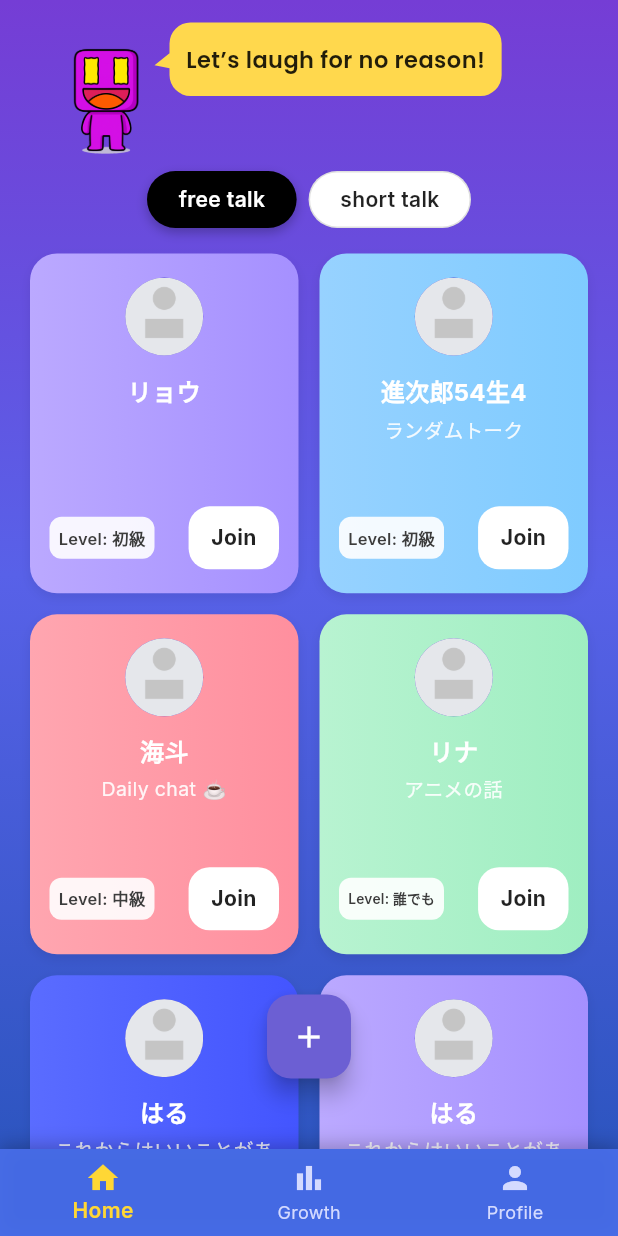
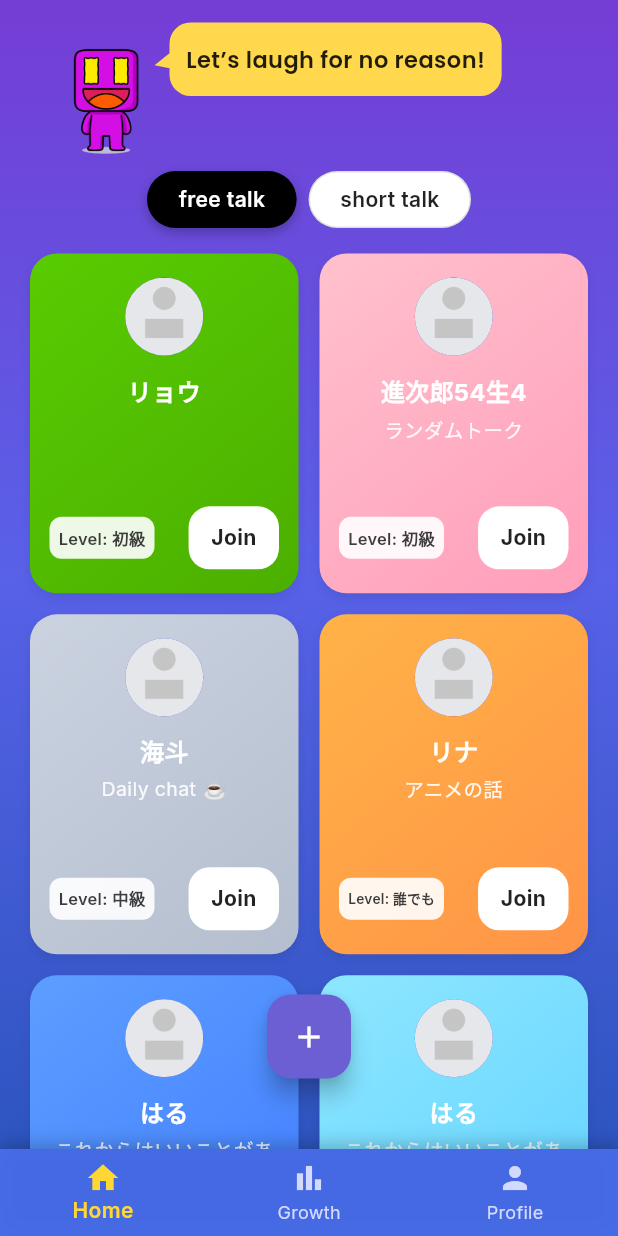
Before and after one commit to joshua20050107-pixel/hozonsuruapuri_english-conversation, a Flutter app: the screen it shows after launch, on a phone screen of 412 x 824 dp. Run offline on Flutter 3.47's test engine with Material 3 defaults, Android fonts, the phone set to English and light mode, and no system bars; our stand-ins replace flutter_riverpod, google_fonts.

Commit message:
色更新

```diff
--- a/lib/components/talk_card_grid.dart
+++ b/lib/components/talk_card_grid.dart
@@ -4,8 +4,10 @@ import '../theme/talkin_colors.dart';
 import 'package:google_fonts/google_fonts.dart';
 
 LinearGradient getGradientForIndex(int index) {
-  final row = index ~/ 2; // ← 2列グリッドの場合
-  final gradientIndex = (row + index) % TalkinColors.gradients.length;
+  final column = index % 2; // 列番号（2列前提）
+  final row = index ~/ 2;
+  final gradientIndex =
+      (index * 3 + row + column) % TalkinColors.gradients.length;
   return TalkinColors.gradients[gradientIndex];
 }
 
--- a/lib/theme/talkin_colors.dart
+++ b/lib/theme/talkin_colors.dart
@@ -35,30 +35,60 @@ class TalkinColors {
 
 class TalkinPalettes {
   static const dreamPop = [
-    // 💜 パープル系：背景と馴染みつつ少し光る
-    LinearGradient(colors: [Color(0xFFBBA9FF), Color(0xFFA590FF)]),
-
-    // 🩵 スカイブルー系：安心感と清潔感
-    LinearGradient(colors: [Color(0xFF97D2FF), Color(0xFF7FCBFF)]),
-
-    // 💛 イエロー：差し色、注目カードに最適
+    // 🟢 1. Duo Green — 主役・安心・行動促進
     LinearGradient(
-      colors: [
-        Color.fromARGB(255, 252, 217, 80),
-        Color.fromARGB(255, 251, 204, 36),
-      ],
+      colors: [Color(0xFF58CC02), Color(0xFF4CAF00)],
+      begin: Alignment.topLeft,
+      end: Alignment.bottomRight,
     ),
 
-    // ❤️ コーラルピンク：優しさと活気を両立
-    LinearGradient(colors: [Color(0xFFFFA6B0), Color(0xFFFF8F9E)]),
+    // 💛 2. Sunny Yellow — 楽観・フレンドリー・初心者歓迎
+    LinearGradient(
+      colors: [Color(0xFFFFE44D), Color(0xFFFFD93D)],
+      begin: Alignment.topLeft,
+      end: Alignment.bottomRight,
+    ),
 
-    // 💚 ミントグリーン：落ち着き＋新鮮さ
-    LinearGradient(colors: [Color(0xFFB8F3D1), Color(0xFF9FEEC1)]),
+    // 🩵 3. Sky Blue — 知的・清潔・誠実
+    LinearGradient(
+      colors: [Color(0xFF8EE7FF), Color(0xFF5FD1FF)],
+      begin: Alignment.topLeft,
+      end: Alignment.bottomRight,
+    ),
 
-    // ⚪️ グレー：中間調、空白エリアを自然に繋ぐ
-    LinearGradient(colors: [Color(0xFFE3E3EB), Color(0xFFD1D1DA)]),
+    // 🧡 4. Orange Joy — 活発・モチベーション・前進
+    LinearGradient(
+      colors: [Color(0xFFFFB347), Color(0xFFFF9447)],
+      begin: Alignment.topLeft,
+      end: Alignment.bottomRight,
+    ),
 
-    // 🔵 ディープブルー：アクセント（上級者・特別カード向け）
-    LinearGradient(colors: [Color(0xFF5A6CFF), Color(0xFF4355FF)]),
+    // 💗 5. Pink Play — 感情・可愛さ・社交的
+    LinearGradient(
+      colors: [Color(0xFFFFC1CC), Color(0xFFFF9EBB)],
+      begin: Alignment.topLeft,
+      end: Alignment.bottomRight,
+    ),
+
+    // 💜 6. Lavender Fun — やさしさ・安心・バランス
+    LinearGradient(
+      colors: [Color(0xFFD2B6FF), Color(0xFFBB9BFF)],
+      begin: Alignment.topLeft,
+      end: Alignment.bottomRight,
+    ),
+
+    // 💙 7. Deep Blue — 信頼・集中・上級感
+    LinearGradient(
+      colors: [Color(0xFF5C9EFF), Color(0xFF407BFF)],
+      begin: Alignment.topLeft,
+      end: Alignment.bottomRight,
+    ),
+
+    // ⚪️ 8. Neutral Gray — 休止・空白・自然な中間
+    LinearGradient(
+      colors: [Color(0xFFCBD3E1), Color(0xFFB5BECE)],
+      begin: Alignment.topLeft,
+      end: Alignment.bottomRight,
+    ),
   ];
 }
```
